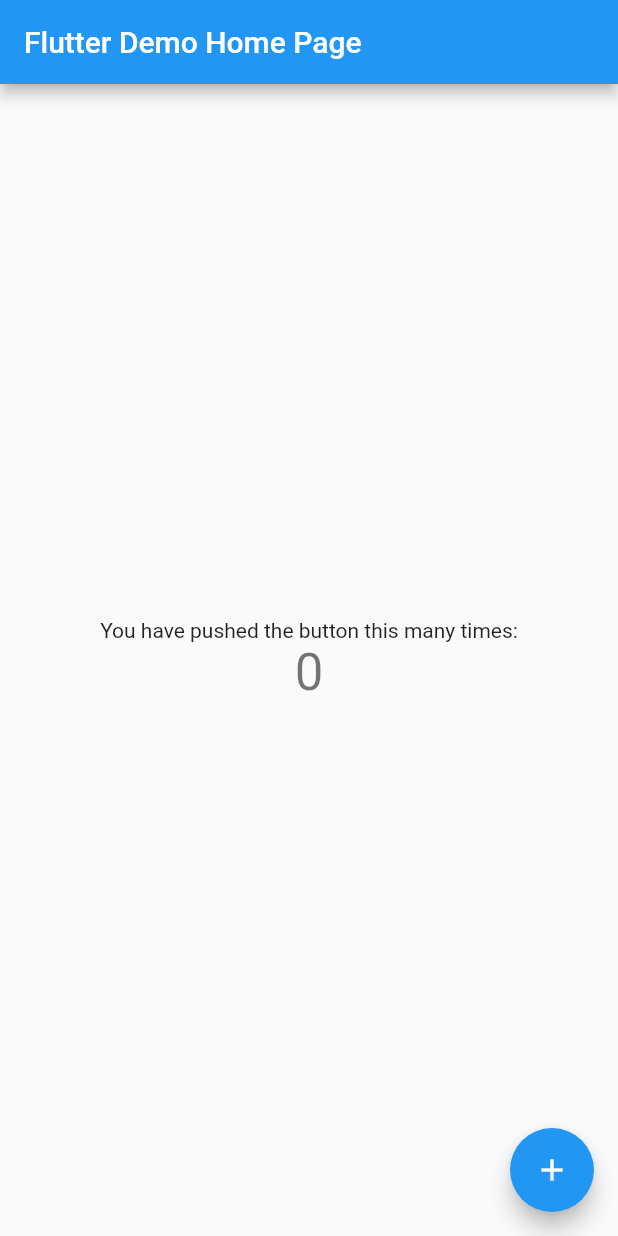
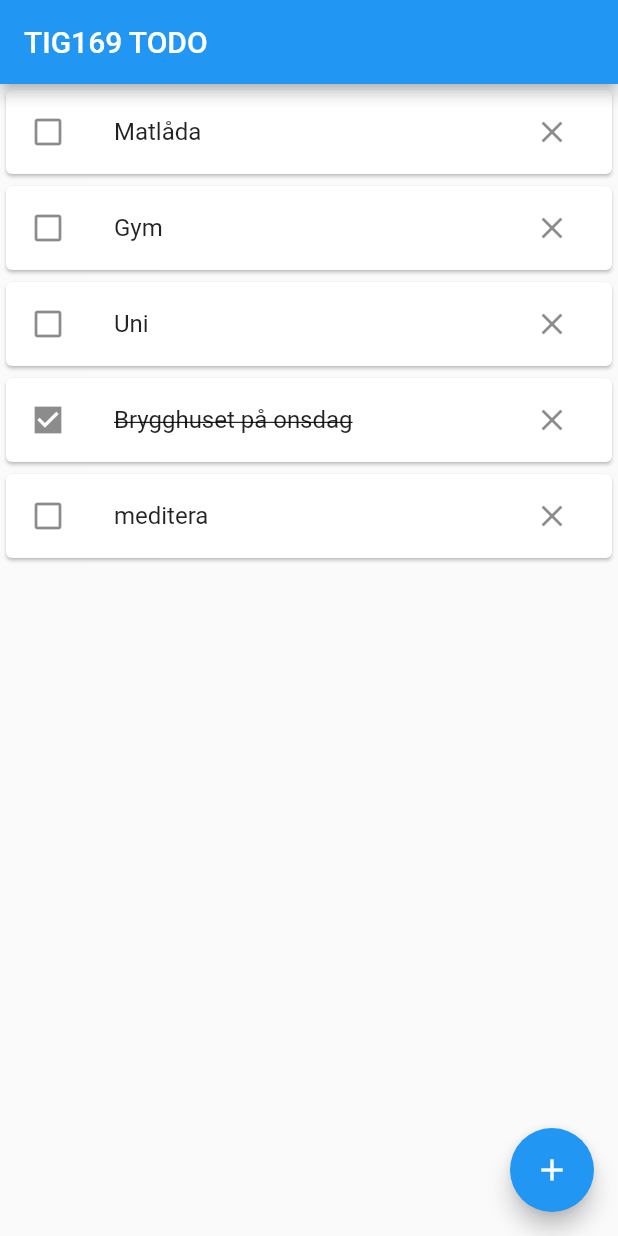
Before and after one commit to gu-tig333-ht22/gusbunkfa, a Flutter app: the screen it shows after launch, on a phone screen of 412 x 824 dp. Run offline on Flutter 3.47's test engine with Material 2 defaults, Android fonts, the phone set to English and light mode, and no system bars.

Commit message:
Här är min visuella tolkning av en TDL.

```diff
--- a/lib/main.dart
+++ b/lib/main.dart
@@ -1,115 +1,82 @@
 import 'package:flutter/material.dart';
 
-void main() {
-  runApp(const MyApp());
-}
+void main() => runApp(App());
 
-class MyApp extends StatelessWidget {
-  const MyApp({Key? key}) : super(key: key);
-
-  // This widget is the root of your application.
+class App extends StatelessWidget {
   @override
   Widget build(BuildContext context) {
-    return MaterialApp(
-      title: 'Flutter Demo',
-      theme: ThemeData(
-        // This is the theme of your application.
-        //
-        // Try running your application with "flutter run". You'll see the
-        // application has a blue toolbar. Then, without quitting the app, try
-        // changing the primarySwatch below to Colors.green and then invoke
-        // "hot reload" (press "r" in the console where you ran "flutter run",
-        // or simply save your changes to "hot reload" in a Flutter IDE).
-        // Notice that the counter didn't reset back to zero; the application
-        // is not restarted.
-        primarySwatch: Colors.blue,
-      ),
-      home: const MyHomePage(title: 'Flutter Demo Home Page'),
-    );
+    return MaterialApp(title: 'TIG169 TODO', home: TodoList());
   }
 }
 
-class MyHomePage extends StatefulWidget {
-  const MyHomePage({Key? key, required this.title}) : super(key: key);
-
-  // This widget is the home page of your application. It is stateful, meaning
-  // that it has a State object (defined below) that contains fields that affect
-  // how it looks.
-
-  // This class is the configuration for the state. It holds the values (in this
-  // case the title) provided by the parent (in this case the App widget) and
-  // used by the build method of the State. Fields in a Widget subclass are
-  // always marked "final".
-
-  final String title;
-
+class TodoList extends StatefulWidget {
   @override
-  State<MyHomePage> createState() => _MyHomePageState();
+  _TodoListState createState() => _TodoListState();
 }
 
-class _MyHomePageState extends State<MyHomePage> {
-  int _counter = 0;
+class hello1 {
+  hello1({required this.title, required this.hej});
+  String title;
+  bool hej;
+}
 
-  void _incrementCounter() {
-    setState(() {
-      // This call to setState tells the Flutter framework that something has
-      // changed in this State, which causes it to rerun the build method below
-      // so that the display can reflect the updated values. If we changed
-      // _counter without calling setState(), then the build method would not be
-      // called again, and so nothing would appear to happen.
-      _counter++;
-    });
-  }
+//ska göras interaktiv
+class _TodoListState extends State<TodoList> {
+  List<hello1> hello = <hello1>[
+    hello1(title: 'Matlåda', hej: false),
+    hello1(title: 'Gym', hej: false),
+    hello1(title: 'Uni', hej: false),
+    hello1(title: 'Brygghuset på onsdag', hej: true),
+    hello1(title: 'meditera', hej: false),
+  ];
+  final List<String> _todoList = <String>[];
+  final TextEditingController _textFieldController = TextEditingController();
 
   @override
   Widget build(BuildContext context) {
-    // This method is rerun every time setState is called, for instance as done
-    // by the _incrementCounter method above.
-    //
-    // The Flutter framework has been optimized to make rerunning build methods
-    // fast, so that you can just rebuild anything that needs updating rather
-    // than having to individually change instances of widgets.
     return Scaffold(
-      appBar: AppBar(
-        // Here we take the value from the MyHomePage object that was created by
-        // the App.build method, and use it to set our appbar title.
-        title: Text(widget.title),
-      ),
-      body: Center(
-        // Center is a layout widget. It takes a single child and positions it
-        // in the middle of the parent.
-        child: Column(
-          // Column is also a layout widget. It takes a list of children and
-          // arranges them vertically. By default, it sizes itself to fit its
-          // children horizontally, and tries to be as tall as its parent.
-          //
-          // Invoke "debug painting" (press "p" in the console, choose the
-          // "Toggle Debug Paint" action from the Flutter Inspector in Android
-          // Studio, or the "Toggle Debug Paint" command in Visual Studio Code)
-          // to see the wireframe for each widget.
-          //
-          // Column has various properties to control how it sizes itself and
-          // how it positions its children. Here we use mainAxisAlignment to
-          // center the children vertically; the main axis here is the vertical
-          // axis because Columns are vertical (the cross axis would be
-          // horizontal).
-          mainAxisAlignment: MainAxisAlignment.center,
-          children: <Widget>[
-            const Text(
-              'You have pushed the button this many times:',
+      appBar: AppBar(title: const Text('TIG169 TODO')),
+      body: ListView.builder(
+        itemCount: hello.length,
+        itemBuilder: (context, i) {
+          return Card(
+            child: ListTile(
+              leading: hello[i].hej.toString() == 'true'
+                  ? const Icon(Icons.check_box_sharp)
+                  : const Icon(Icons.check_box_outline_blank_outlined),
+              onTap: () {},
+              title: Text(
+                hello[i].title,
+                style: TextStyle(
+                  decoration: hello[i].hej.toString() == 'true'
+                      ? TextDecoration.lineThrough
+                      : TextDecoration.none,
+                ),
+              ),
+              trailing: IconButton(
+                onPressed: () {},
+                icon: const Icon(Icons.close),
+              ),
             ),
-            Text(
-              '$_counter',
-              style: Theme.of(context).textTheme.headline4,
-            ),
-          ],
-        ),
+          );
+        },
       ),
       floatingActionButton: FloatingActionButton(
-        onPressed: _incrementCounter,
-        tooltip: 'Increment',
+        onPressed: () {},
         child: const Icon(Icons.add),
-      ), // This trailing comma makes auto-formatting nicer for build methods.
+      ),
     );
   }
+
+//ska göras interaktiv
+  void _addTodohello1(String title) {
+    setState(() {
+      _todoList.add(title);
+    });
+    _textFieldController.clear();
+  }
+
+  Widget _buildTodohello1(String title) {
+    return ListTile(title: Text(title));
+  }
 }
```
